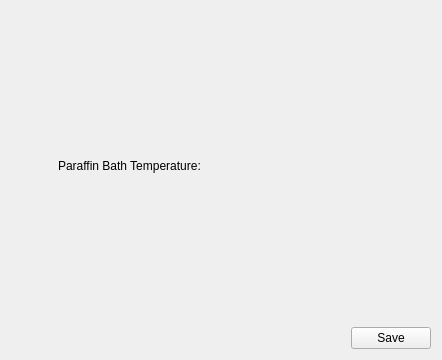
Before: the Qt Designer form HimalayaMain/Gui/Components/Settings/Forms/SystemSetupSettingsWidget.ui in Liyezhong/Master, drawn with Qt 5.
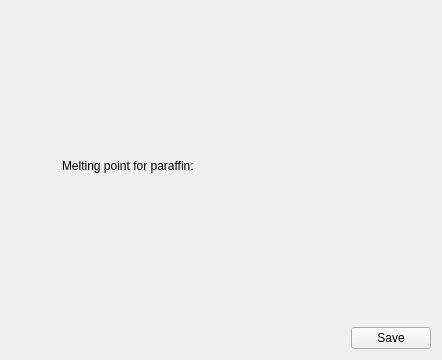
After: the same form once the commit is applied. Custom widgets are drawn as their Qt base class.

What changed in the file:
```diff
--- a/HimalayaMain/Gui/Components/Settings/Forms/SystemSetupSettingsWidget.ui
+++ b/HimalayaMain/Gui/Components/Settings/Forms/SystemSetupSettingsWidget.ui
@@ -43,7 +43,7 @@
    <item row="1" column="1">
     <widget class="QLabel" name="labelSpeed">
      <property name="text">
-      <string>Paraffin Bath Temperature:</string>
+      <string>Melting point for paraffin:</string>
      </property>
     </widget>
    </item>
```
